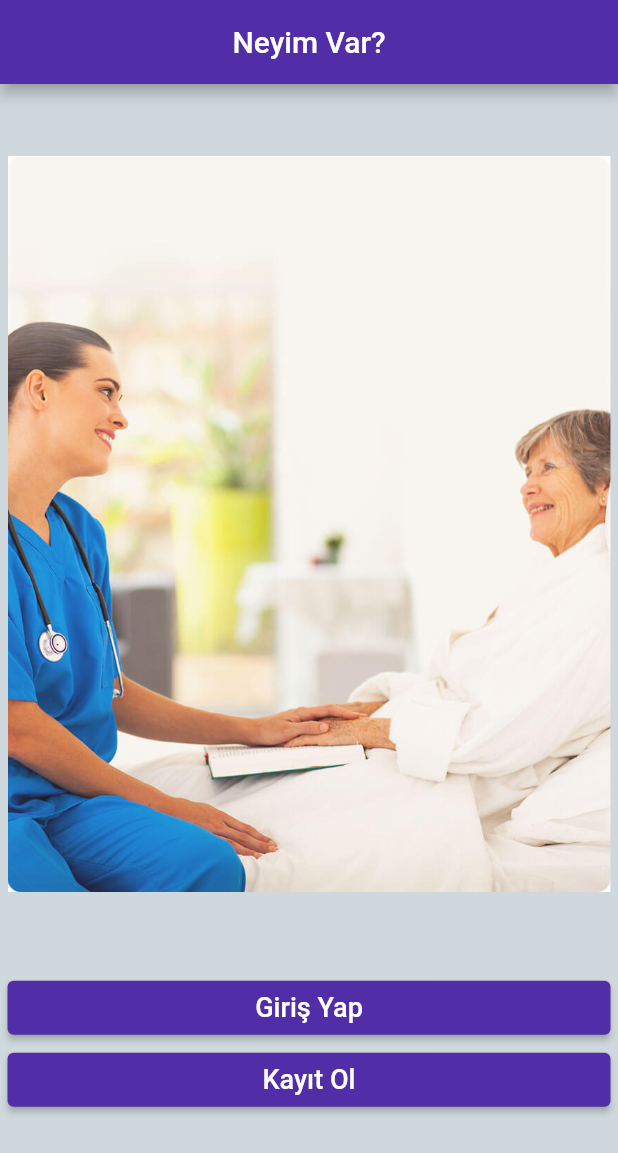
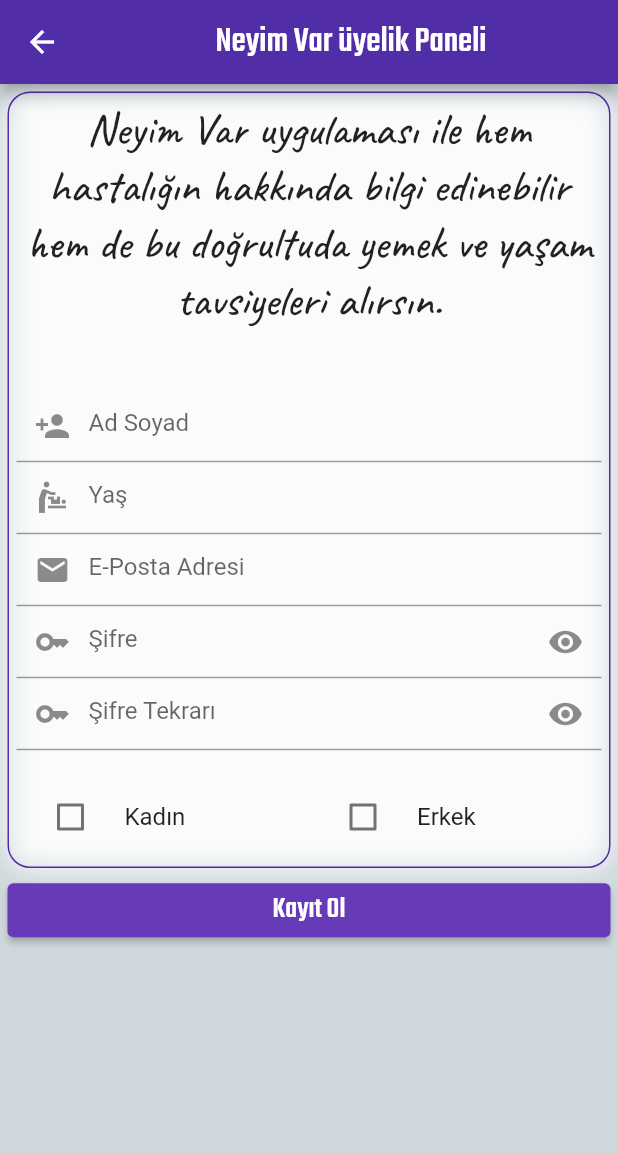
Before and after one commit to YeD-Mi/Flutter-Login-Panel, a Flutter app: the screen it shows after launch, after a tap on "Kayıt Ol", on a phone screen of 412 x 824 dp. Shown: the top 1153 px of the screen. Run offline on Flutter 3.47's test engine with Material 2 defaults, Android fonts, the phone set to English and light mode, and no system bars; missing offline and left inert: dart:html.

Commit message:
register-page

```diff
--- a/lib/views/homepage.dart
+++ b/lib/views/homepage.dart
@@ -3,6 +3,7 @@ import 'package:flutter/src/widgets/framework.dart';
 import 'package:flutter/material.dart';
 import 'package:login/color.dart';
 import 'package:login/views/loginpage.dart';
+import 'package:login/views/registerpage.dart';
 
 class HomePage extends StatelessWidget {
   const HomePage({super.key});
@@ -15,7 +16,14 @@ class HomePage extends StatelessWidget {
       appBar: AppBar(
           centerTitle: true,
           backgroundColor: primaryColor,
-          title: Center(child: Text("Neyim Var?"))),
+          title: Center(
+              child: Text(
+            "Neyim Var?",
+            style: TextStyle(
+              fontSize: 24.0,
+              fontFamily: 'Teko',
+            ),
+          ))),
       body: Padding(
         padding: const EdgeInsets.all(5),
         child: SingleChildScrollView(
@@ -46,18 +54,24 @@ class HomePage extends StatelessWidget {
                         child: Text(
                           'Giriş Yap',
                           style: TextStyle(
-                            fontSize: 18.0,
+                            fontSize: 20.0,
+                            fontFamily: 'Teko',
                           ),
                         )),
                     ElevatedButton(
                         style: ElevatedButton.styleFrom(primary: primaryColor),
                         onPressed: () {
                           print('Kayıt ol');
+                          Navigator.push(
+                              context,
+                              MaterialPageRoute(
+                                  builder: (context) => RegisterPage()));
                         },
                         child: Text(
                           'Kayıt Ol',
                           style: TextStyle(
-                            fontSize: 18.0,
+                            fontSize: 20.0,
+                            fontFamily: 'Teko',
                           ),
                         ))
                   ],
--- /dev/null
+++ b/lib/views/registerpage.dart
@@ -0,0 +1,196 @@
+import 'dart:html';
+
+import 'package:flutter/material.dart';
+import 'package:flutter/services.dart';
+import 'package:flutter/src/widgets/container.dart';
+import 'package:flutter/src/widgets/framework.dart';
+import 'package:login/color.dart';
+import 'package:login/views/loginpage.dart';
+
+class RegisterPage extends StatefulWidget {
+  const RegisterPage({super.key});
+
+  @override
+  State<RegisterPage> createState() => _RegisterPageState();
+}
+
+class _RegisterPageState extends State<RegisterPage> {
+  final TextEditingController emailController = TextEditingController();
+  final TextEditingController passwordController = TextEditingController();
+  final TextEditingController password2Controller = TextEditingController();
+  final TextEditingController nameController = TextEditingController();
+  final TextEditingController ageController = TextEditingController();
+  bool isVisible = true; //şifre görüntüleme için.
+  bool woman = false;
+  bool man = false;
+  @override
+  Widget build(BuildContext context) {
+    var size = MediaQuery.of(context).size;
+    return Scaffold(
+      backgroundColor: backColor,
+      appBar: AppBar(
+          backgroundColor: primaryColor,
+          title: Center(
+              child: Text(
+            'Neyim Var üyelik Paneli',
+            style: TextStyle(
+              fontSize: 24.0,
+              fontFamily: 'Teko',
+            ),
+          ))),
+      body: Padding(
+        padding: const EdgeInsets.all(5.0),
+        child: SingleChildScrollView(
+          child: Column(
+            crossAxisAlignment: CrossAxisAlignment.stretch,
+            children: [
+              Container(
+                decoration: BoxDecoration(
+                    boxShadow: [
+                      BoxShadow(
+                        color: Colors.white.withOpacity(0.9),
+                        blurRadius: 15,
+                      )
+                    ],
+                    border: Border.all(color: primaryColor),
+                    borderRadius: BorderRadius.circular(15)),
+                child: Padding(
+                  padding: const EdgeInsets.all(5.0),
+                  child: Column(children: [
+                    Center(
+                      child: Text(
+                        'Neyim Var uygulaması ile hem hastalığın hakkında bilgi edinebilir hem de bu doğrultuda yemek ve yaşam tavsiyeleri alırsın.',
+                        textAlign: TextAlign.center,
+                        style: TextStyle(fontFamily: 'Caveat', fontSize: 30),
+                      ),
+                    ),
+                    SizedBox(
+                      height: size.height * 0.05,
+                    ),
+                    TextField(
+                      controller: nameController,
+                      cursorColor: primaryColor,
+                      decoration: InputDecoration(
+                        prefixIcon: Icon(Icons.person_add),
+                        hintText: 'Ad Soyad',
+                      ),
+                    ),
+                    TextField(
+                        inputFormatters: [
+                          FilteringTextInputFormatter.digitsOnly,
+                          LengthLimitingTextInputFormatter(4)
+                        ],
+                        controller: ageController,
+                        cursorColor: primaryColor,
+                        decoration: InputDecoration(
+                          prefixIcon: Icon(Icons.baby_changing_station_sharp),
+                          hintText: 'Yaş',
+                        )),
+                    TextField(
+                      controller: emailController,
+                      keyboardType: TextInputType.emailAddress,
+                      cursorColor: primaryColor,
+                      decoration: InputDecoration(
+                          prefixIcon: Icon(Icons.mail),
+                          hintText: 'E-Posta Adresi'),
+                    ),
+                    TextField(
+                      controller: passwordController,
+                      cursorColor: primaryColor,
+                      obscureText: isVisible ? true : false,
+                      decoration: InputDecoration(
+                        suffixIcon: InkWell(
+                            onTap: () {
+                              if (isVisible) {
+                                setState(() {
+                                  isVisible = false;
+                                });
+                              } else {
+                                setState(() {
+                                  isVisible = true;
+                                });
+                              }
+                            },
+                            child: Icon(Icons.remove_red_eye)),
+                        prefixIcon: Icon(Icons.key),
+                        hintText: 'Şifre',
+                      ),
+                    ),
+                    TextField(
+                      controller: password2Controller,
+                      obscureText: isVisible ? true : false,
+                      cursorColor: primaryColor,
+                      decoration: InputDecoration(
+                        suffixIcon: InkWell(
+                            onTap: () {
+                              if (isVisible) {
+                                setState(() {
+                                  isVisible = false;
+                                });
+                              } else {
+                                setState(() {
+                                  isVisible = true;
+                                });
+                              }
+                            },
+                            child: Icon(Icons.remove_red_eye)),
+                        prefixIcon: Icon(Icons.key),
+                        hintText: 'Şifre Tekrarı',
+                      ),
+                    ),
+                    SizedBox(
+                      height: size.height * 0.02,
+                    ),
+                    Row(
+                      children: [
+                        Expanded(
+                          child: CheckboxListTile(
+                              title: Text('Kadın'),
+                              value: woman,
+                              controlAffinity: ListTileControlAffinity.leading,
+                              onChanged: (bool? value) {
+                                setState(() {
+                                  woman = value!;
+                                  man = false;
+                                });
+                              }),
+                        ),
+                        Expanded(
+                          child: CheckboxListTile(
+                              title: Text('Erkek'),
+                              value: man,
+                              controlAffinity: ListTileControlAffinity.leading,
+                              onChanged: (bool? value) {
+                                setState(() {
+                                  man = value!;
+                                  woman = false;
+                                });
+                              }),
+                        )
+                      ],
+                    ),
+                  ]),
+                ),
+              ),
+              SizedBox(
+                height: size.height * 0.005,
+              ),
+              ElevatedButton(
+                  onPressed: () {
+                    Navigator.push(context,
+                        MaterialPageRoute(builder: (context) => LoginPage()));
+                  },
+                  child: Text(
+                    'Kayıt Ol',
+                    style: TextStyle(
+                      fontSize: 20.0,
+                      fontFamily: 'Teko',
+                    ),
+                  ))
+            ],
+          ),
+        ),
+      ),
+    );
+  }
+}
```
Also changed, not shown: lib/views/loginpage.dart (+15 -4 lines), lib/views/menupage.dart (added, +30 -0 lines), pubspec.yaml (+7 -14 lines), assets/fonts/Caveat-Medium.ttf (added), assets/fonts/Teko-Medium.ttf (added).
